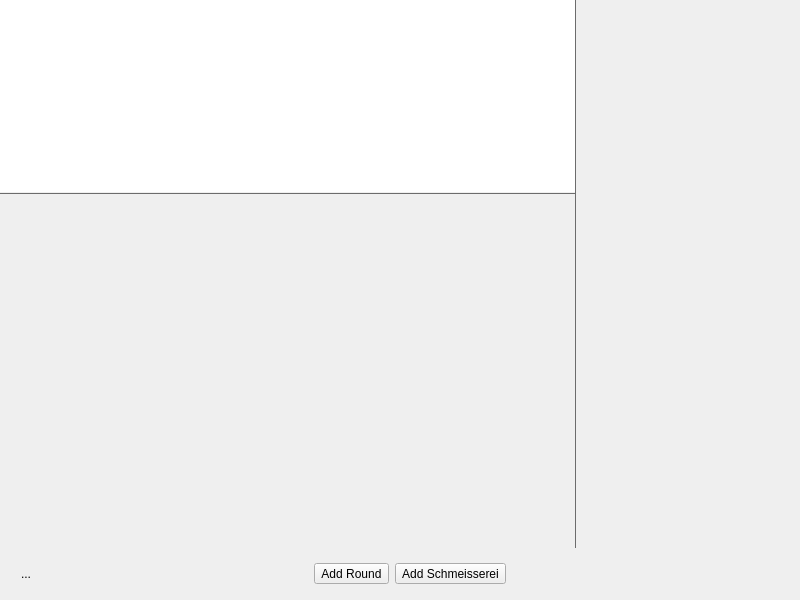
The window that src/ui/game/gamewindow.ui (lbproductions/psnewmodel) describes before a commit, drawn with Qt 5.
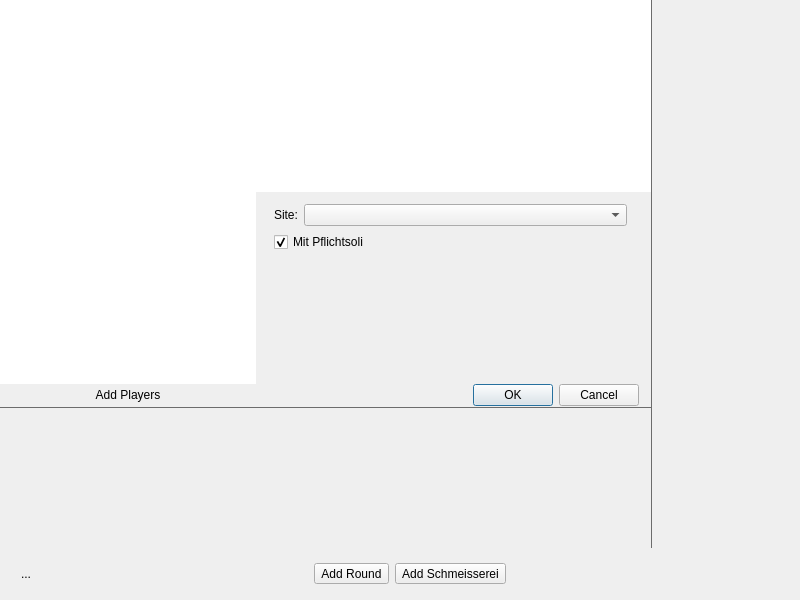
The same window after the commit. Icons and pictures are not drawn. Custom widgets are drawn as their Qt base class.

Commit message: Added a basic possibility to start new games. Did much work on nearly everything else.

```diff
--- a/src/ui/game/gamewindow.ui
+++ b/src/ui/game/gamewindow.ui
@@ -97,6 +97,89 @@
           </property>
          </widget>
         </item>
+        <item>
+         <widget class="QWidget" name="widgetCreateGame" native="true">
+          <layout class="QHBoxLayout" name="horizontalLayout_4" stretch="0,1">
+           <property name="spacing">
+            <number>-1</number>
+           </property>
+           <property name="margin">
+            <number>0</number>
+           </property>
+           <item>
+            <layout class="QVBoxLayout" name="verticalLayout_2">
+             <property name="spacing">
+              <number>0</number>
+             </property>
+             <item>
+              <widget class="PlayersListWidget" name="listWidgetPlayers">
+               <property name="frameShape">
+                <enum>QFrame::NoFrame</enum>
+               </property>
+              </widget>
+             </item>
+             <item>
+              <widget class="QPushButton" name="pushButtonAddPlayers">
+               <property name="text">
+                <string>Add Players</string>
+               </property>
+               <property name="flat">
+                <bool>true</bool>
+               </property>
+              </widget>
+             </item>
+            </layout>
+           </item>
+           <item>
+            <layout class="QVBoxLayout" name="verticalLayout_4">
+             <property name="rightMargin">
+              <number>12</number>
+             </property>
+             <property name="bottomMargin">
+              <number>0</number>
+             </property>
+             <item>
+              <layout class="QFormLayout" name="formLayout">
+               <property name="margin">
+                <number>12</number>
+               </property>
+               <item row="0" column="0">
+                <widget class="QLabel" name="label">
+                 <property name="text">
+                  <string>Site:</string>
+                 </property>
+                </widget>
+               </item>
+               <item row="0" column="1">
+                <widget class="PlacesComboBox" name="comboBoxSite"/>
+               </item>
+               <item row="1" column="0" colspan="2">
+                <widget class="QCheckBox" name="checkBoxMitPflichtSoli">
+                 <property name="text">
+                  <string>Mit Pflichtsoli</string>
+                 </property>
+                 <property name="checked">
+                  <bool>true</bool>
+                 </property>
+                </widget>
+               </item>
+              </layout>
+             </item>
+             <item>
+              <widget class="QDialogButtonBox" name="buttonBox">
+               <property name="enabled">
+                <bool>true</bool>
+               </property>
+               <property name="standardButtons">
+                <set>QDialogButtonBox::Cancel|QDialogButtonBox::Ok</set>
+               </property>
+              </widget>
+             </item>
+            </layout>
+           </item>
+          </layout>
+         </widget>
+        </item>
         <item>
          <widget class="Line" name="line">
           <property name="styleSheet">
@@ -135,7 +218,7 @@
              <x>0</x>
              <y>0</y>
              <width>597</width>
-             <height>352</height>
+             <height>126</height>
             </rect>
            </property>
            <layout class="QHBoxLayout" name="horizontalLayout_3" stretch="0,0">
@@ -376,6 +459,16 @@
    <header location="global">ui/widgets/shadowframe.h</header>
    <container>1</container>
   </customwidget>
+  <customwidget>
+   <class>PlayersListWidget</class>
+   <extends>QListWidget</extends>
+   <header location="global">ui/widgets/playerslistwidget.h</header>
+  </customwidget>
+  <customwidget>
+   <class>PlacesComboBox</class>
+   <extends>QComboBox</extends>
+   <header location="global">ui/widgets/placescombobox.h</header>
+  </customwidget>
  </customwidgets>
  <resources>
   <include location="../../resource/statusbar/statusbar.qrc"/>
```
Left out of the diff: 2 changed lines with no effect on the pictures. The commit also changes 22 other files.
